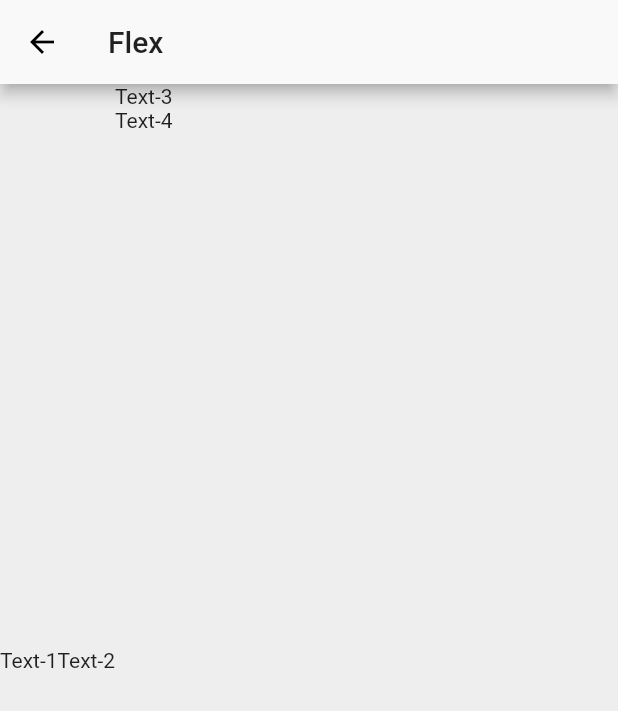
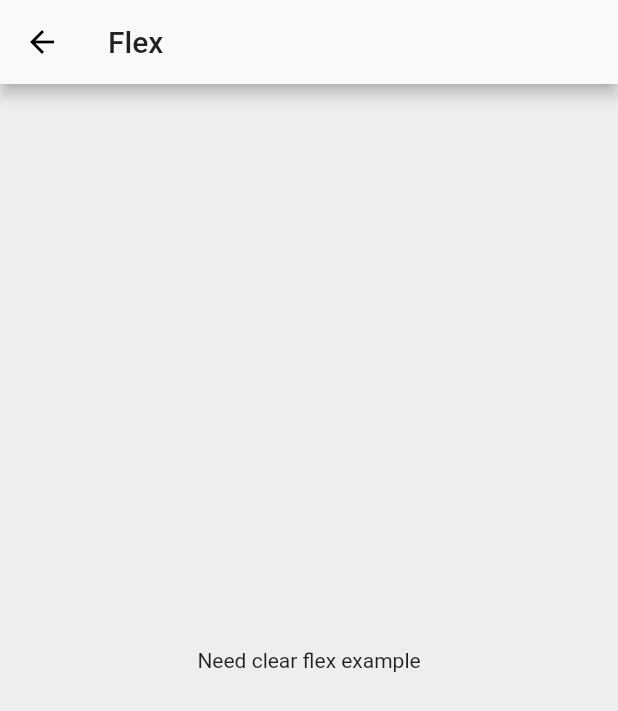
Before and after one commit to kishansinhparmar/Flutter-Basic-Widgets, a Flutter app: the FlexDemo screen opened by its route, on a phone screen of 412 x 824 dp. Shown: the top 711 px of the screen. Run offline on Flutter 3.47's test engine with Material 2 defaults, Android fonts, the phone set to English and light mode, and no system bars.

Commit message:
remove inline button text style in main

```diff
--- a/lib/main.dart
+++ b/lib/main.dart
@@ -66,8 +66,7 @@ class _MyHomeState extends State<MyHome> {
                 // Navigator.of(context).push(new MaterialPageRoute(
                 // builder: (BuildContext context) => new ContainerDemo()));
               },
-              child: new Text("Container",
-                  style: Theme.of(context).textTheme.subhead),
+              child: new Text("Container"),
             ),
           ),
           new Padding(
@@ -81,8 +80,7 @@ class _MyHomeState extends State<MyHome> {
                 // Navigator.of(context).push(new MaterialPageRoute(
                 // builder: (BuildContext context) => new ContainerDemo()));
               },
-              child: new Text("Row-Column",
-                  style: Theme.of(context).textTheme.subhead),
+              child: new Text("Row-Column"),
             ),
           ),
           new Padding(
@@ -96,8 +94,7 @@ class _MyHomeState extends State<MyHome> {
                 // Navigator.of(context).push(new MaterialPageRoute(
                 // builder: (BuildContext context) => new ContainerDemo()));
               },
-              child: new Text("Row-Column mainAxis",
-                  style: Theme.of(context).textTheme.subhead),
+              child: new Text("Row-Column mainAxis"),
             ),
           ),
           new Padding(
@@ -111,8 +108,7 @@ class _MyHomeState extends State<MyHome> {
                 // Navigator.of(context).push(new MaterialPageRoute(
                 // builder: (BuildContext context) => new ContainerDemo()));
               },
-              child:
-                  new Text("Image", style: Theme.of(context).textTheme.subhead),
+              child: new Text("Image"),
             ),
           ),
           new Padding(
@@ -126,8 +122,7 @@ class _MyHomeState extends State<MyHome> {
                 // Navigator.of(context).push(new MaterialPageRoute(
                 // builder: (BuildContext context) => new ContainerDemo()));
               },
-              child: new Text("TextField",
-                  style: Theme.of(context).textTheme.subhead),
+              child: new Text("TextField"),
             ),
           ),
           new Padding(
@@ -141,8 +136,7 @@ class _MyHomeState extends State<MyHome> {
                 // Navigator.of(context).push(new MaterialPageRoute(
                 // builder: (BuildContext context) => new ContainerDemo()));
               },
-              child:
-                  new Text("Align", style: Theme.of(context).textTheme.subhead),
+              child: new Text("Align"),
             ),
           ),
           new Padding(
@@ -156,8 +150,7 @@ class _MyHomeState extends State<MyHome> {
                 // Navigator.of(context).push(new MaterialPageRoute(
                 // builder: (BuildContext context) => new ContainerDemo()));
               },
-              child: new Text("IndexedStack",
-                  style: Theme.of(context).textTheme.subhead),
+              child: new Text("IndexedStack"),
             ),
           ),
           new Padding(
@@ -171,8 +164,7 @@ class _MyHomeState extends State<MyHome> {
                 // Navigator.of(context).push(new MaterialPageRoute(
                 // builder: (BuildContext context) => new ContainerDemo()));
               },
-              child: new Text("Radio-Check",
-                  style: Theme.of(context).textTheme.subhead),
+              child: new Text("Radio-Check"),
             ),
           ),
           new Padding(
@@ -186,8 +178,7 @@ class _MyHomeState extends State<MyHome> {
                 // Navigator.of(context).push(new MaterialPageRoute(
                 // builder: (BuildContext context) => new ContainerDemo()));
               },
-              child:
-                  new Text("Flex", style: Theme.of(context).textTheme.subhead),
+              child: new Text("Flex"),
             ),
           )
         ],
--- a/lib/widgets/FlexDemo.dart
+++ b/lib/widgets/FlexDemo.dart
@@ -14,16 +14,8 @@ class _FlexDemoState extends State<FlexDemo> {
         title: Text("Flex"),
       ),
       body: SafeArea(
-        child: Flex(
-          direction: Axis.horizontal,
-          children: <Widget>[
-            Text("Text-1"),
-            Text("Text-2"),
-            Flex(
-              direction: Axis.vertical,
-              children: <Widget>[Text("Text-3"), Text("Text-4")],
-            )
-          ],
+        child: Center(
+          child: Text("Need clear flex example"),
         ),
       ),
     );
--- a/lib/widgets/TextFieldDemo.dart
+++ b/lib/widgets/TextFieldDemo.dart
@@ -31,7 +31,8 @@ class _TextFieldDemoState extends State<TextFieldDemo> {
               child: TextField(
                 controller: _txtNameCtrl,
                 decoration: InputDecoration(
-                    labelText: "Type", border: OutlineInputBorder()),
+                  hintText: "Type your name",
+                    labelText: "First Name", border: OutlineInputBorder()),
               ),
             ),
             Padding(
```
